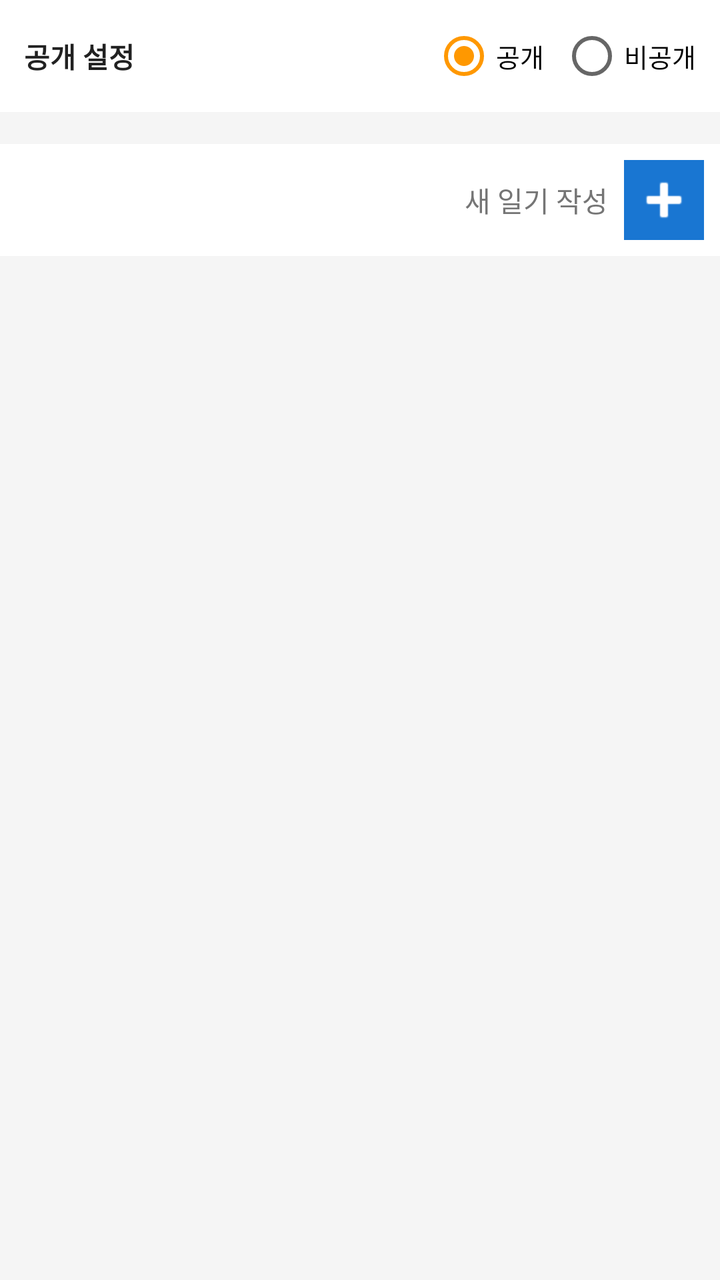
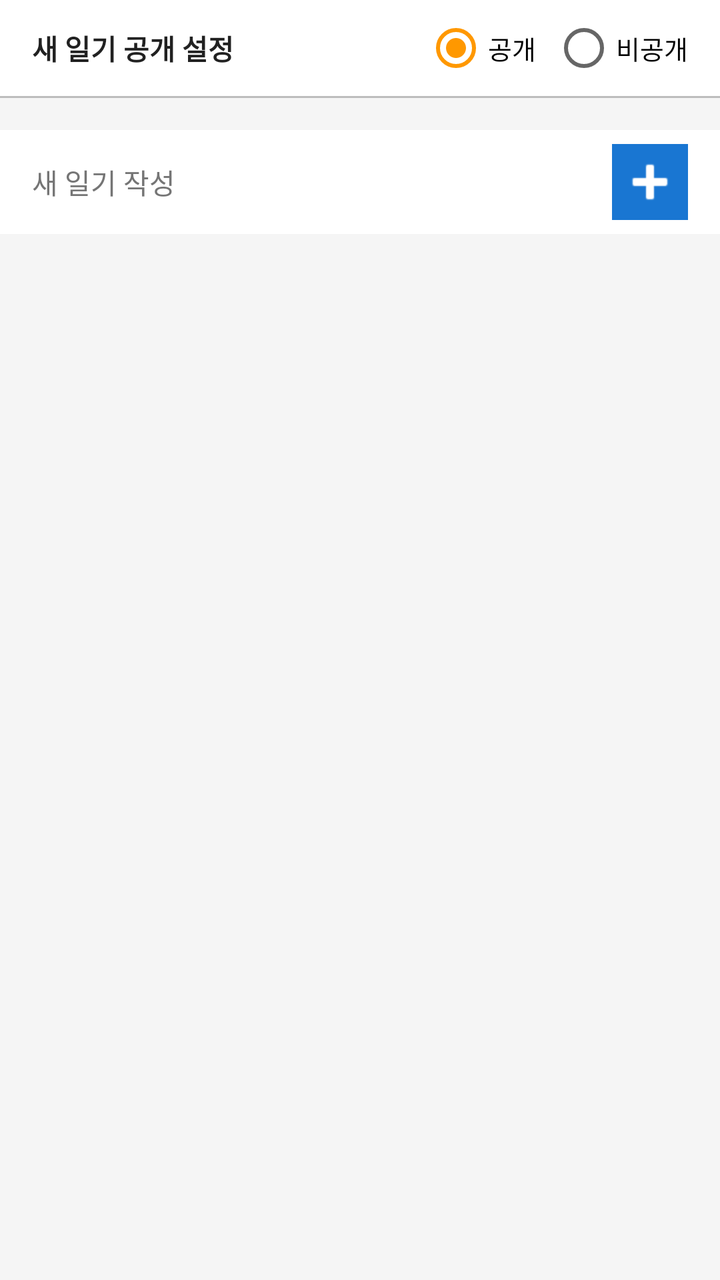

The first picture is an Android layout as it rendered before a commit; the second is the same layout after the commit. The layout source and the unified diff follow.
<!-- AndroidManifest.xml: application theme Theme.TravelPlanner -->
<!-- res/layout/activity_diary.xml -->
<?xml version="1.0" encoding="utf-8"?>
<LinearLayout xmlns:android="http://schemas.android.com/apk/res/android"
    xmlns:app="http://schemas.android.com/apk/res-auto"
    android:layout_width="match_parent"
    android:layout_height="match_parent"
    android:orientation="vertical"
    android:background="@color/colorBackground">

    
    <LinearLayout
        android:layout_width="match_parent"
        android:layout_height="wrap_content"
        android:orientation="horizontal"
        android:background="@color/white"
        android:padding="12dp"
        android:gravity="center_vertical">

        <TextView
            android:layout_width="0dp"
            android:layout_height="wrap_content"
            android:layout_weight="1"
            android:text="공개 설정"
            android:textStyle="bold"
            android:textColor="@color/colorTextPrimary"
            android:textSize="14sp" />

        <RadioGroup
            android:id="@+id/radioGroupVisibility"
            android:layout_width="wrap_content"
            android:layout_height="wrap_content"
            android:orientation="horizontal">

            <RadioButton
                android:id="@+id/radioPublic"
                android:layout_width="wrap_content"
                android:layout_height="wrap_content"
                android:text="공개"
                android:textSize="13sp"
                android:checked="true" />

            <RadioButton
                android:id="@+id/radioPrivate"
                android:layout_width="wrap_content"
                android:layout_height="wrap_content"
                android:text="비공개"
                android:textSize="13sp"
                android:layout_marginStart="8dp" />
        </RadioGroup>
    </LinearLayout>

    
    <GridLayout
        android:id="@+id/gridDiaryCards"
        android:layout_width="match_parent"
        android:layout_height="wrap_content"
        android:columnCount="2"
        android:padding="8dp" />

    
    <ScrollView
        android:id="@+id/scrollDiaryEditor"
        android:layout_width="match_parent"
        android:layout_height="0dp"
        android:layout_weight="1"
        android:visibility="gone">

        <LinearLayout
            android:layout_width="match_parent"
            android:layout_height="wrap_content"
            android:orientation="vertical"
            android:padding="16dp">

            <EditText
                android:id="@+id/etDiaryTitle"
                android:layout_width="match_parent"
                android:layout_height="48dp"
                android:hint="일기 제목"
                android:background="@drawable/input_background"
                android:padding="8dp"
                android:textSize="16sp"
                android:textStyle="bold"
                android:inputType="text" />

            <EditText
                android:id="@+id/etDiaryDate"
                android:layout_width="match_parent"
                android:layout_height="48dp"
                android:layout_marginTop="8dp"
                android:hint="날짜 (예: 2024-01-01)"
                android:background="@drawable/input_background"
                android:padding="8dp"
                android:textSize="14sp"
                android:inputType="date" />

            <EditText
                android:id="@+id/etDiaryContent"
                android:layout_width="match_parent"
                android:layout_height="wrap_content"
                android:minHeight="200dp"
                android:layout_marginTop="8dp"
                android:hint="여행의 추억을 기록하세요..."
                android:background="@drawable/input_background"
                android:padding="8dp"
                android:textSize="14sp"
                android:inputType="textMultiLine"
                android:gravity="top"
                android:lines="8" />

            
            <LinearLayout
                android:layout_width="match_parent"
                android:layout_height="wrap_content"
                android:orientation="horizontal"
                android:layout_marginTop="16dp"
                android:gravity="end">

                <Button
                    android:id="@+id/btnShareDiary"
                    android:layout_width="wrap_content"
                    android:layout_height="48dp"
                    android:text="공유"
                    android:textColor="@color/colorPrimary"
                    android:background="@android:color/transparent"
                    android:paddingHorizontal="16dp" />

                <Button
                    android:id="@+id/btnSaveDiary"
                    android:layout_width="wrap_content"
                    android:layout_height="48dp"
                    android:text="저장"
                    android:textColor="@color/white"
                    android:background="@color/colorPrimary"
                    android:paddingHorizontal="24dp"
                    android:layout_marginStart="8dp" />
            </LinearLayout>
        </LinearLayout>
    </ScrollView>

    
    <RelativeLayout
        android:layout_width="match_parent"
        android:layout_height="56dp"
        android:background="@color/white"
        android:padding="8dp">

        <ImageButton
            android:id="@+id/btnNewDiary"
            android:layout_width="40dp"
            android:layout_height="40dp"
            android:layout_alignParentEnd="true"
            android:layout_centerVertical="true"
            android:src="@android:drawable/ic_input_add"
            android:background="@color/colorPrimary"
            android:contentDescription="새 일기 작성"
            app:tint="@color/white" />

        <TextView
            android:layout_width="wrap_content"
            android:layout_height="wrap_content"
            android:layout_centerVertical="true"
            android:text="새 일기 작성"
            android:layout_toStartOf="@id/btnNewDiary"
            android:layout_marginEnd="8dp"
            android:textColor="@color/colorTextSecondary"
            android:textSize="14sp"/>
    </RelativeLayout>

</LinearLayout>
<!-- resources referenced by this layout -->
<resources>
  <color name="colorBackground">#F5F5F5</color>
  <color name="colorPrimary">#1976D2</color>
  <color name="colorTextPrimary">#212121</color>
  <color name="colorTextSecondary">#757575</color>
  <color name="white">#FFFFFF</color>
  <!-- drawable input_background (drawable) -->
  <?xml version="1.0" encoding="utf-8"?>
  <shape xmlns:android="http://schemas.android.com/apk/res/android"
      android:shape="rectangle">
      <solid android:color="@color/white"/>
      <corners android:radius="4dp"/>
      <stroke android:width="1dp" android:color="@color/colorDivider"/>
  </shape>
  <style name="Theme.TravelPlanner" parent="Theme.AppCompat.Light.DarkActionBar">
          <item name="colorPrimary">@color/colorPrimary</item>
          <item name="colorPrimaryDark">@color/colorPrimaryDark</item>
          <item name="colorAccent">@color/colorAccent</item>
          <item name="android:windowBackground">@color/colorBackground</item>
      </style>
  <color name="colorDivider">#BDBDBD</color>
  <color name="colorPrimaryDark">#0D47A1</color>
  <color name="colorAccent">#FF9800</color>
</resources>

<!-- the commit's change to res/layout/activity_diary.xml (unified diff, before → after) -->
@@ -6,20 +6,22 @@
     android:orientation="vertical"
     android:background="@color/colorBackground">
 
-    
     <LinearLayout
         android:layout_width="match_parent"
         android:layout_height="wrap_content"
         android:orientation="horizontal"
         android:background="@color/white"
-        android:padding="12dp"
+        android:paddingStart="16dp"
+        android:paddingEnd="16dp"
+        android:paddingTop="8dp"
+        android:paddingBottom="8dp"
         android:gravity="center_vertical">
 
         <TextView
             android:layout_width="0dp"
             android:layout_height="wrap_content"
             android:layout_weight="1"
-            android:text="공개 설정"
+            android:text="새 일기 공개 설정"
             android:textStyle="bold"
             android:textColor="@color/colorTextPrimary"
             android:textSize="14sp" />
@@ -48,7 +50,11 @@
         </RadioGroup>
     </LinearLayout>
 
-    
+    <View
+        android:layout_width="match_parent"
+        android:layout_height="1dp"
+        android:background="@color/colorDivider" />
+
     <GridLayout
         android:id="@+id/gridDiaryCards"
         android:layout_width="match_parent"
@@ -56,7 +62,6 @@
         android:columnCount="2"
         android:padding="8dp" />
 
-    
     <ScrollView
         android:id="@+id/scrollDiaryEditor"
         android:layout_width="match_parent"
@@ -106,7 +111,6 @@
                 android:gravity="top"
                 android:lines="8" />
 
-            
             <LinearLayout
                 android:layout_width="match_parent"
                 android:layout_height="wrap_content"
@@ -136,33 +140,32 @@
         </LinearLayout>
     </ScrollView>
 
-    
     <RelativeLayout
         android:layout_width="match_parent"
-        android:layout_height="56dp"
+        android:layout_height="52dp"
         android:background="@color/white"
-        android:padding="8dp">
-
-        <ImageButton
-            android:id="@+id/btnNewDiary"
-            android:layout_width="40dp"
-            android:layout_height="40dp"
-            android:layout_alignParentEnd="true"
-            android:layout_centerVertical="true"
-            android:src="@android:drawable/ic_input_add"
-            android:background="@color/colorPrimary"
-            android:contentDescription="새 일기 작성"
-            app:tint="@color/white" />
+        android:paddingStart="16dp"
+        android:paddingEnd="8dp">
 
         <TextView
             android:layout_width="wrap_content"
             android:layout_height="wrap_content"
             android:layout_centerVertical="true"
             android:text="새 일기 작성"
-            android:layout_toStartOf="@id/btnNewDiary"
+            android:textColor="@color/colorTextSecondary"
+            android:textSize="14sp" />
+
+        <ImageButton
+            android:id="@+id/btnNewDiary"
+            android:layout_width="38dp"
+            android:layout_height="38dp"
+            android:layout_alignParentEnd="true"
+            android:layout_centerVertical="true"
             android:layout_marginEnd="8dp"
-            android:textColor="@color/colorTextSecondary"
-            android:textSize="14sp"/>
+            android:src="@android:drawable/ic_input_add"
+            android:background="@color/colorPrimary"
+            android:contentDescription="새 일기 작성"
+            app:tint="@color/white" />
     </RelativeLayout>
 
 </LinearLayout>
